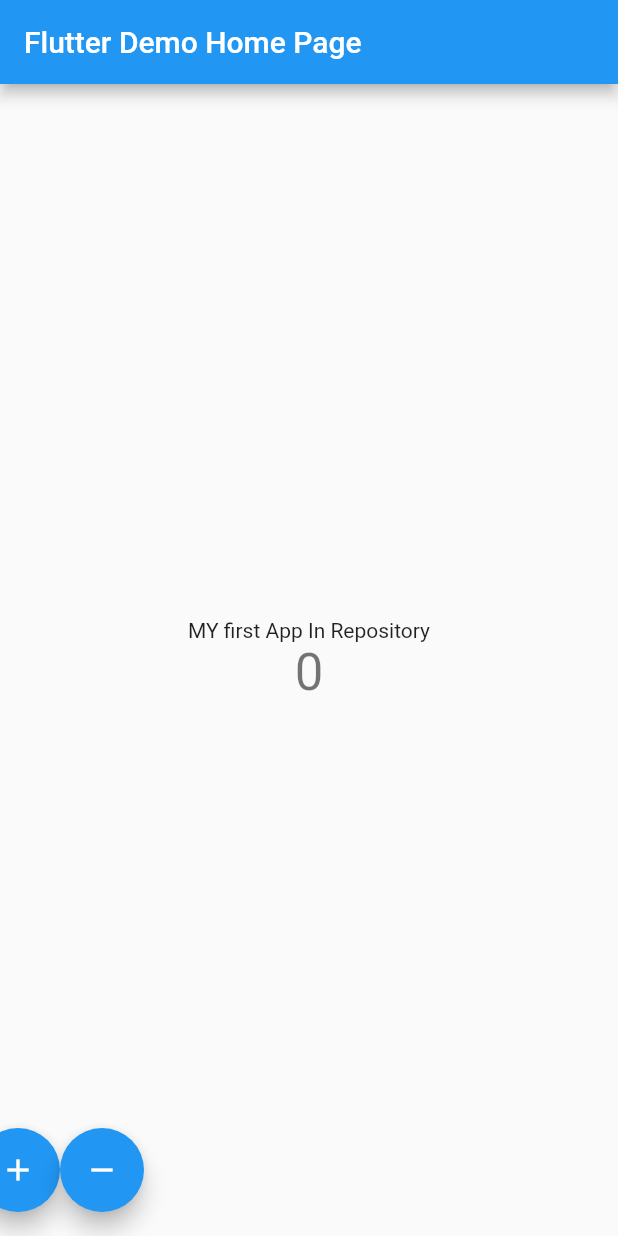
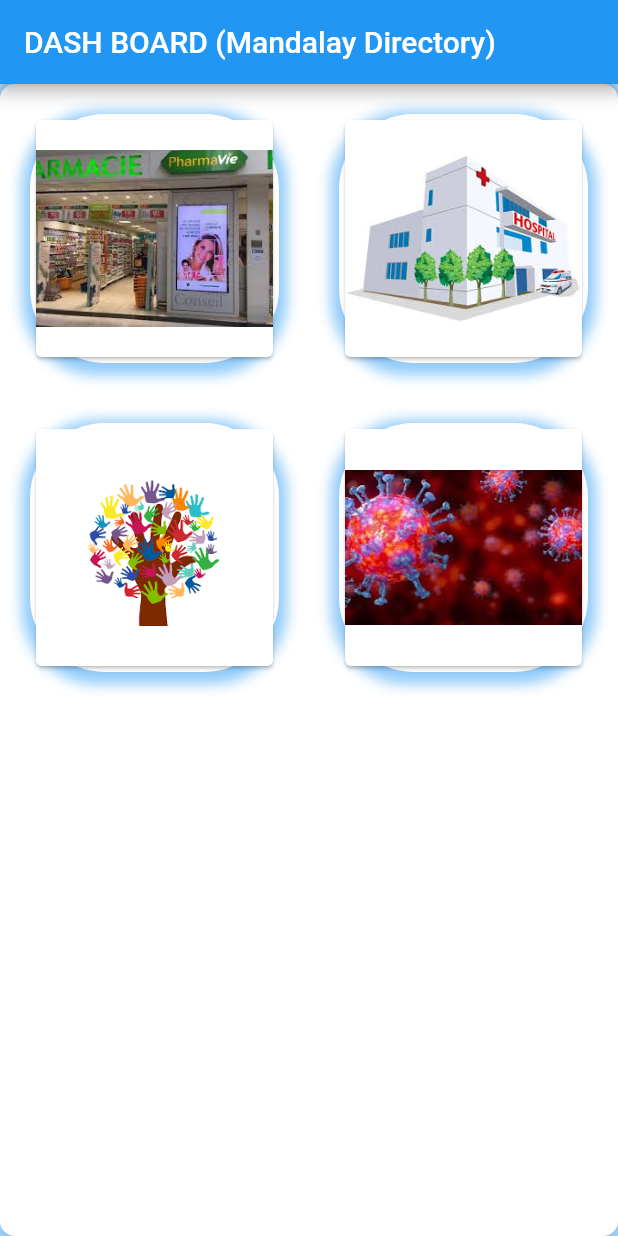
Before and after one commit to 12345678910ttn/pharmacyapp, a Flutter app: the screen it shows after launch, on a phone screen of 412 x 824 dp. Run offline on Flutter 3.47's test engine with Material 2 defaults, Android fonts, the phone set to English and light mode, and no system bars; our stand-ins replace splashscreen; network calls fail.

Commit message:
Try First

```diff
--- a/lib/main.dart
+++ b/lib/main.dart
@@ -1,4 +1,5 @@
 import 'package:flutter/material.dart';
+import 'package:splashscreen/splashscreen.dart';
 
 void main() {
   runApp(MyApp());
@@ -9,7 +10,8 @@ class MyApp extends StatelessWidget {
   @override
   Widget build(BuildContext context) {
     return MaterialApp(
-      title: 'Flutter Demo',
+      title: 'Public Application For Emergency Help',
+      debugShowCheckedModeBanner:false,
       theme: ThemeData(
         // This is the theme of your application.
         //
@@ -26,102 +28,141 @@ class MyApp extends StatelessWidget {
         // closer together (more dense) than on mobile platforms.
         visualDensity: VisualDensity.adaptivePlatformDensity,
       ),
-      home: MyHomePage(title: 'Flutter Demo Home Page'),
+      home:SplashLogo(),
+    );
+  }
+}
+class SplashLogo  extends StatelessWidget {
+  @override
+  Widget build(BuildContext context) {
+    return new  SplashScreen (
+      seconds: 14,
+      navigateAfterSeconds: MainDashboard(),
+      title: new Text('Welcome To Public Emergency',
+        style: new TextStyle(
+          fontWeight: FontWeight.bold,
+          fontSize: 20.0
+        ),
+      ),
+       image: new Image.network('https://flutter.io/images/catalog-widget-placeholder.png'),
+      // backgroundGradient: new LinearGradient(colors: [Colors.cyan, Colors.blue], begin: Alignment.topLeft, end: Alignment.bottomRight),
+      backgroundColor: Colors.white,
+      styleTextUnderTheLoader: new TextStyle(),
+      photoSize: 100.0,
+      onClick: ()=>print("Hello Public"),
+      loaderColor: Colors.red,
+
     );
   }
 }
 
-class MyHomePage extends StatefulWidget {
-  MyHomePage({Key key, this.title}) : super(key: key);
-
-  // This widget is the home page of your application. It is stateful, meaning
-  // that it has a State object (defined below) that contains fields that affect
-  // how it looks.
-
-  // This class is the configuration for the state. It holds the values (in this
-  // case the title) provided by the parent (in this case the App widget) and
-  // used by the build method of the State. Fields in a Widget subclass are
-  // always marked "final".
-
-  final String title;
-
+class MainDashboard extends StatefulWidget {
   @override
-  _MyHomePageState createState() => _MyHomePageState();
+  _MainDashboardState createState() => _MainDashboardState();
 }
 
-class _MyHomePageState extends State<MyHomePage> {
-  int _counter = 0;
+class _MainDashboardState extends State<MainDashboard> {
+  final list_item =[
+    {
+      "name":"Image 1",
+      "pic": "pharmacy2.jpg",
+      "price":"70"
+    },
+    {
+      "name":"Image 2",
+      "pic": "hospital.jpg",
+      "price":"80"
+    },
+    {
+      "name":"Image 3",
+      "pic": "volunteer.png",
+      "price":"60"
+    },
+    {
+      "name":"Image 4",
+      "pic": "covid.jpg",
+      "price":"60"
+    },
 
-  void _incrementCounter() {
-    setState(() {
-      // This call to setState tells the Flutter framework that something has
-      // changed in this State, which causes it to rerun the build method below
-      // so that the display can reflect the updated values. If we changed
-      // _counter without calling setState(), then the build method would not be
-      // called again, and so nothing would appear to happen.
-      _counter++;
-    });
-  }
-
+  ];
   @override
   Widget build(BuildContext context) {
-    // This method is rerun every time setState is called, for instance as done
-    // by the _incrementCounter method above.
-    //
-    // The Flutter framework has been optimized to make rerunning build methods
-    // fast, so that you can just rebuild anything that needs updating rather
-    // than having to individually change instances of widgets.
     return Scaffold(
-      appBar: AppBar(
-        // Here we take the value from the MyHomePage object that was created by
-        // the App.build method, and use it to set our appbar title.
-        title: Text(widget.title),
+      appBar: new AppBar(
+        title:Text("DASH BOARD (Mandalay Directory)"),
       ),
-      body: Center(
-        // Center is a layout widget. It takes a single child and positions it
-        // in the middle of the parent.
-        child: Column(
-          // Column is also a layout widget. It takes a list of children and
-          // arranges them vertically. By default, it sizes itself to fit its
-          // children horizontally, and tries to be as tall as its parent.
-          //
-          // Invoke "debug painting" (press "p" in the console, choose the
-          // "Toggle Debug Paint" action from the Flutter Inspector in Android
-          // Studio, or the "Toggle Debug Paint" command in Visual Studio Code)
-          // to see the wireframe for each widget.
-          //
-          // Column has various properties to control how it sizes itself and
-          // how it positions its children. Here we use mainAxisAlignment to
-          // center the children vertically; the main axis here is the vertical
-          // axis because Columns are vertical (the cross axis would be
-          // horizontal).
-          mainAxisAlignment: MainAxisAlignment.center,
-          children: <Widget>[
-            Text(
-              'MY first App In Repository',
-            ),
-            Text(
-              '$_counter',
-              style: Theme.of(context).textTheme.headline4,
-            ),
-          ],
+      body: Container(
+        // color: Colors.blueAccent,
+        child: GridView.builder(
+          itemCount: list_item.length,
+          gridDelegate: SliverGridDelegateWithFixedCrossAxisCount(crossAxisCount: 2),
+          itemBuilder: (BuildContext context,int index){
+            return Product(
+              list_item[index]['name'],
+               list_item[index]['pic'],
+                list_item[index]['price']
+
+            );
+          },
+
         ),
+        decoration: BoxDecoration(
+    color: Colors.white,
+    borderRadius: BorderRadius.only(
+      topLeft: Radius.circular(10),
+        topRight: Radius.circular(10),
+        bottomLeft: Radius.circular(10),
+        bottomRight: Radius.circular(10)
+    ),
+    boxShadow: [
+      BoxShadow(
+        color: Colors.blue.withOpacity(0.5),
+        spreadRadius: 5,
+        blurRadius: 7,
+        offset: Offset(0, 3), // changes position of shadow
       ),
-      floatingActionButton: Row(
-        children: [
-          FloatingActionButton(
-            onPressed: _incrementCounter,
-            tooltip: 'Increment ',
-            child: Icon(Icons.add),
-          ),
-          FloatingActionButton(
-            onPressed: _incrementCounter,
-            tooltip: 'Decrement',
-            child: Icon(Icons.remove),
-          ),
-        ],
+    ],
+    )
       ),
-// This trailing comma makes auto-formatting nicer for build methods.
     );
   }
 }
+class Product extends StatelessWidget {
+  final product_name;
+  final product_pic;
+  final product_price;
+  Product(this.product_name,this.product_pic,this.product_price);
+  @override
+  Widget build(BuildContext context) {
+    return Padding(
+      padding: const EdgeInsets.all(20.0),
+      child: Container(
+        child: Card(
+          child: Hero(tag: product_name,
+          child:InkWell(
+            onTap:(){},
+            child:GridTile(child: Image.asset("assets/"+ product_pic),)
+          )),
+
+        ),
+         decoration: BoxDecoration(
+    color: Colors.white,
+    borderRadius: BorderRadius.only(
+      topLeft: Radius.circular(50),
+        topRight: Radius.circular(50),
+        bottomLeft: Radius.circular(50),
+        bottomRight: Radius.circular(50)
+    ),
+    boxShadow: [
+      BoxShadow(
+        color: Colors.blue.withOpacity(0.5),
+        spreadRadius: 5,
+        blurRadius: 7,
+        offset: Offset(0, 3), // changes position of shadow
+      ),
+    ],
+    )
+      ),
+    );
+  }
+}
```
Also changed, not shown: pubspec.yaml (+7 -3 lines), assets/covid.jpg (added), assets/hospital.jpg (added), assets/pharmacy.jpg (added), assets/pharmacy2.jpg (added), assets/volunteer.png (added), pubspec.lock.
